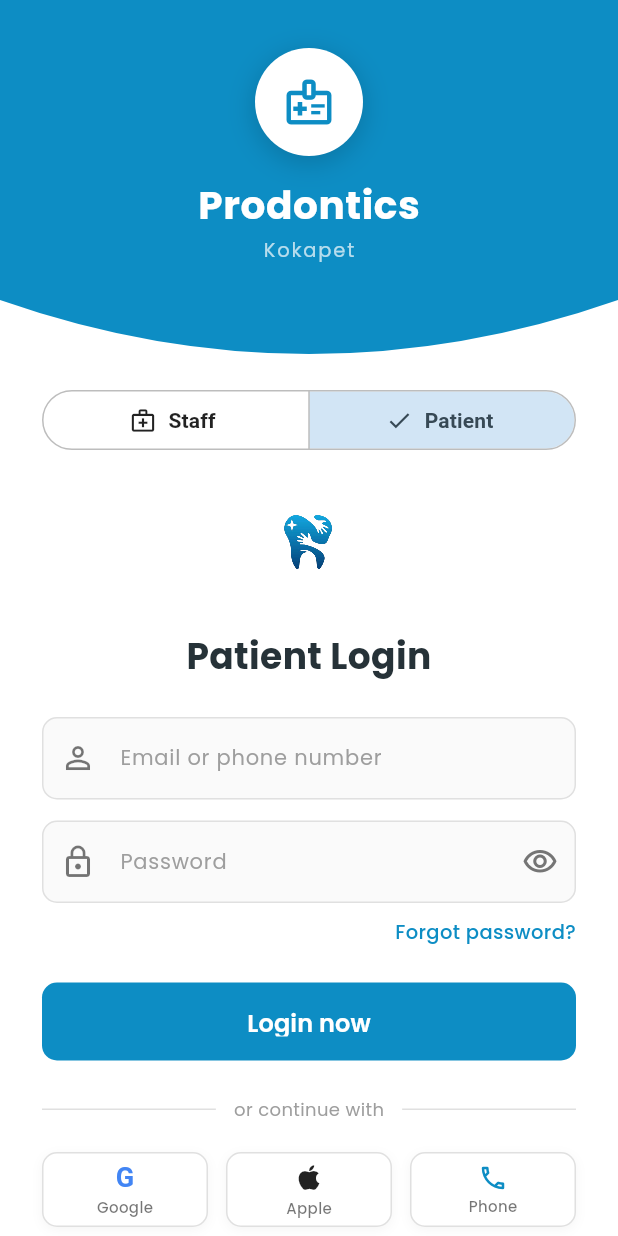
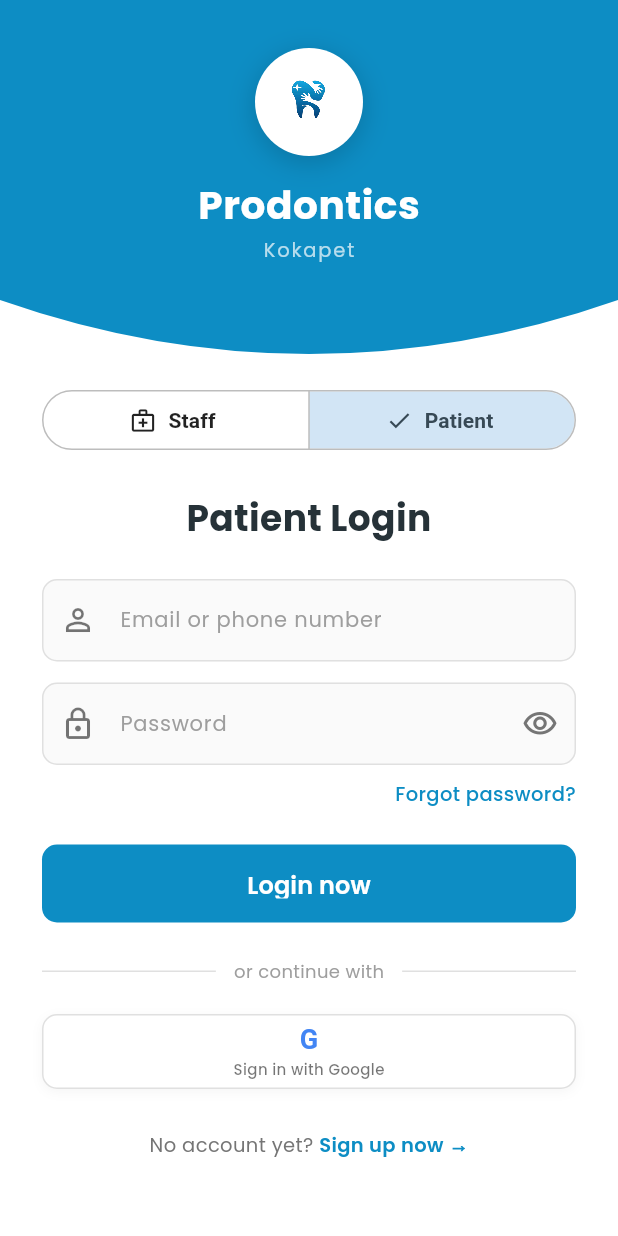
Before and after one commit to madhuri390/clinicapp, a Flutter app: the screen it shows after launch, after a tap on "Patient", on a phone screen of 412 x 824 dp. Run offline on Flutter 3.47's test engine with Material 3 defaults, Android fonts, the phone set to English and light mode, and no system bars; our stand-ins replace flutter_dotenv, google_fonts, shared_preferences, supabase_flutter; accounts and stored records are empty.

Commit message:
feat: implement patient signup flow and integrate email/phone authentication for login

```diff
--- a/lib/models/patient_model.dart
+++ b/lib/models/patient_model.dart
@@ -63,6 +63,7 @@
   }
 
   Map<String, dynamic> toInsertJson() => {
+    'id': id,
     'first_name': firstName,
     if (lastName != null) 'last_name': lastName,
     'phone': phone,
--- a/lib/screens/login_screen.dart
+++ b/lib/screens/login_screen.dart
@@ -7,7 +7,9 @@
 import '../theme/app_theme.dart';
 import '../widgets/login_form_section.dart';
 import '../services/app_role_service.dart';
+import '../widgets/patient_portal_logo.dart';
 import '../widgets/role_aware_shell.dart';
+import 'patient_signup_screen.dart';
 import 'phone_otp_screen.dart';
 import 'splash_screen.dart';
 
@@ -68,13 +70,36 @@
   }
 
   Future<void> _onSignIn() async {
-    // TODO: DEV ONLY — bypass auth, accept any credentials
+    if (!_formKey.currentState!.validate()) return;
+
+    final input = _emailOrPhoneController.text.trim();
+    final password = _passwordController.text;
+
     setState(() => _isLoading = true);
+
+    try {
+      if (input.contains('@')) {
+        await AuthService.signInWithEmail(email: input, password: password);
+      } else {
+        String phoneStr = input.replaceAll(RegExp(r'\D'), ''); // Strip non digits
+        if (!phoneStr.startsWith('+')) {
+          phoneStr = '+91$phoneStr'; // default formatting
+        }
+        await AuthService.signInWithPhone(phone: phoneStr, password: password);
+      }
+
       await AppRoleService.setRole(_selectedRole);
-    await Future.delayed(const Duration(milliseconds: 300)); // fake delay
       if (!mounted) return;
-    setState(() => _isLoading = false);
       _navigateToShell();
+    } on AuthException catch (e) {
+      if (!mounted) return;
+      _showError(e.message);
+    } catch (e) {
+      if (!mounted) return;
+      _showError('Sign in failed. Check your credentials.');
+    } finally {
+      if (mounted) setState(() => _isLoading = false);
+    }
   }
 
   Future<void> _onGoogleSignIn() async {
@@ -143,12 +168,20 @@
   }
 
   void _onSignUp() {
+    if (_selectedRole == AppRole.staff) {
       ScaffoldMessenger.of(context).showSnackBar(
         const SnackBar(
-        content: Text('Sign-up coming soon — contact admin to create account'),
+          content: Text('Staff sign-up coming soon — contact admin to create account'),
           behavior: SnackBarBehavior.floating,
         ),
       );
+    } else {
+      Navigator.of(context).push(
+        MaterialPageRoute<void>(
+          builder: (_) => const PatientSignupScreen(),
+        ),
+      );
+    }
   }
 
   void _showError(String msg) {
@@ -167,7 +200,7 @@
       backgroundColor: Colors.white,
       body: Column(
         children: [
-          _BlueHeader(),
+          _BlueHeader(isPatientPortal: _selectedRole == AppRole.patient),
           Expanded(
             child: SingleChildScrollView(
               child: Column(
@@ -190,6 +223,7 @@
                       ],
                       selected: {_selectedRole},
                       onSelectionChanged: (s) {
+                        _formKey.currentState?.reset();
                         setState(() => _selectedRole = s.first);
                       },
                     ),
@@ -220,6 +254,9 @@
 }
 
 class _BlueHeader extends StatelessWidget {
+  const _BlueHeader({this.isPatientPortal = false});
+  final bool isPatientPortal;
+
   @override
   Widget build(BuildContext context) {
     final topPadding = MediaQuery.paddingOf(context).top;
@@ -232,7 +269,26 @@
         child: Column(
           mainAxisSize: MainAxisSize.min,
           children: [
-            const ProdonticsBadge(size: 72, iconSize: 36),
+            Container(
+              width: 72,
+              height: 72,
+              decoration: BoxDecoration(
+                color: Colors.white,
+                shape: BoxShape.circle,
+                boxShadow: [
+                  BoxShadow(
+                    color: Colors.black.withValues(alpha: 0.18),
+                    blurRadius: 16,
+                    offset: const Offset(0, 4),
+                  ),
+                ],
+              ),
+              child: const Center(
+                child: ClipOval(
+                  child: PatientPortalLogo(height: 50, width: 50),
+                ),
+              ),
+            ),
             const SizedBox(height: 14),
             Text(
               'Prodontics',
--- a/lib/services/auth_service.dart
+++ b/lib/services/auth_service.dart
@@ -22,6 +22,12 @@
     required String password,
   }) =>
       _client.auth.signInWithPassword(email: email, password: password);
+
+  static Future<AuthResponse> signInWithPhone({
+    required String phone,
+    required String password,
+  }) =>
+      _client.auth.signInWithPassword(phone: phone, password: password);
 
   static Future<AuthResponse> signUpWithEmail({
     required String email,
--- a/lib/widgets/login_form_section.dart
+++ b/lib/widgets/login_form_section.dart
@@ -2,7 +2,6 @@
 import 'package:google_fonts/google_fonts.dart';
 
 import '../theme/app_theme.dart';
-import 'patient_portal_logo.dart';
 
 class LoginFormSection extends StatelessWidget {
   const LoginFormSection({
@@ -48,10 +47,6 @@
       child: Column(
         crossAxisAlignment: CrossAxisAlignment.stretch,
         children: [
-          if (isPatientPortal) ...[
-            const Center(child: PatientPortalLogo(height: 72)),
-            const SizedBox(height: 20),
-          ],
           Text(
             isPatientPortal ? 'Patient Login' : 'Staff Login',
             textAlign: TextAlign.center,
@@ -104,40 +99,15 @@
           const SizedBox(height: 20),
 
           // ── Social buttons ───────────────────────────────────────────────
-          Row(
-            children: [
-              Expanded(
-                child: _SocialButton(
-                  label: 'Google',
-                  icon: _GoogleIcon(),
-                  isLoading: googleLoading,
-                  onTap: onGoogleSignIn,
-                ),
-              ),
-              const SizedBox(width: 12),
-              Expanded(
-                child: _SocialButton(
-                  label: 'Apple',
-                  icon: const Icon(Icons.apple, size: 22, color: Colors.black87),
-                  isLoading: appleLoading,
-                  onTap: onAppleSignIn,
-                ),
-              ),
-              const SizedBox(width: 12),
-              Expanded(
-                child: _SocialButton(
-                  label: 'Phone',
-                  icon: Icon(Icons.phone_outlined,
-                      size: 20, color: AppTheme.primaryColor),
-                  isLoading: false,
-                  onTap: onPhoneSignIn,
-                ),
-              ),
-            ],
+          _SocialButton(
+            label: 'Sign in with Google',
+            icon: _GoogleIcon(),
+            isLoading: googleLoading,
+            onTap: onGoogleSignIn,
           ),
 
           const SizedBox(height: 28),
-          _SignUpLink(onTap: onSignUp),
+          if (isPatientPortal) _SignUpLink(onTap: onSignUp),
         ],
       ),
     );
@@ -182,11 +152,14 @@
       validator: (v) {
         final s = v?.trim() ?? '';
         if (s.isEmpty) return 'Enter email or phone number';
-        if (s.contains('@')) {
+        final hasLetters = RegExp(r'[a-zA-Z]').hasMatch(s);
+        if (hasLetters) {
+          // Treat as email attempt
           final re = RegExp(
               r'^[a-zA-Z0-9._%+-]+@[a-zA-Z0-9.-]+\.[a-zA-Z]{2,}$');
           if (!re.hasMatch(s)) return 'Enter a valid email address';
         } else {
+          // Treat as phone attempt
           if (s.replaceAll(RegExp(r'\D'), '').length < 10) {
             return 'Enter a valid phone number';
           }
```
Also changed, not shown: lib/screens/patient_signup_screen.dart (added, +327 -0 lines), pubspec.lock. Lines whose indentation alone changed are shown as unchanged.
